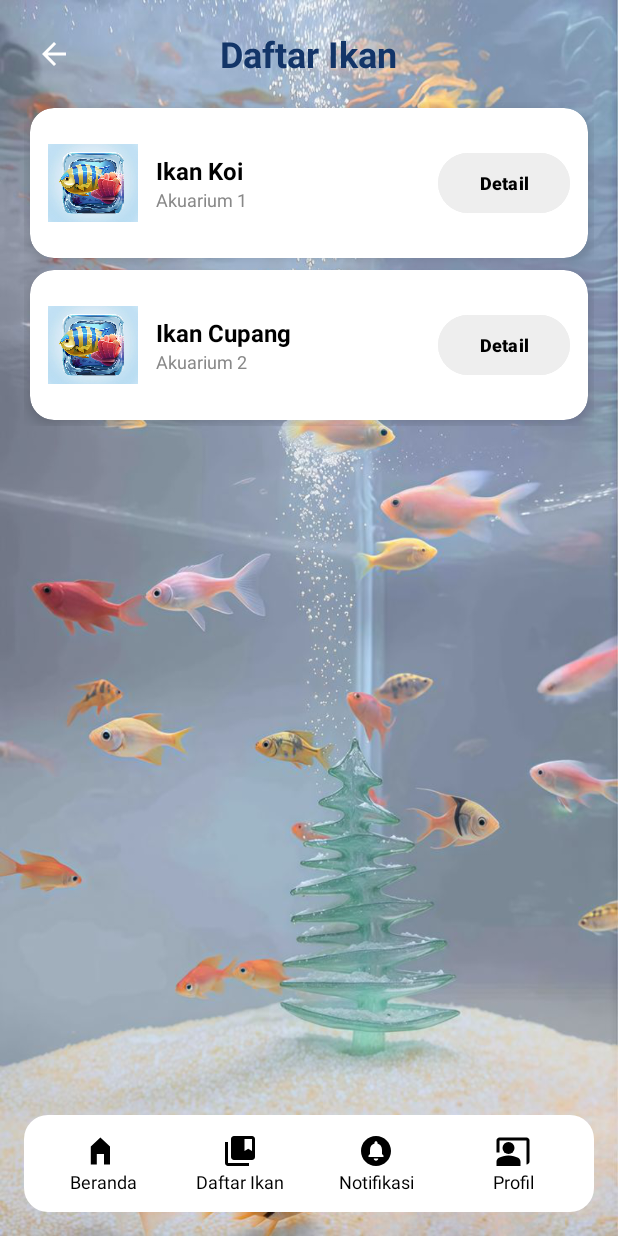
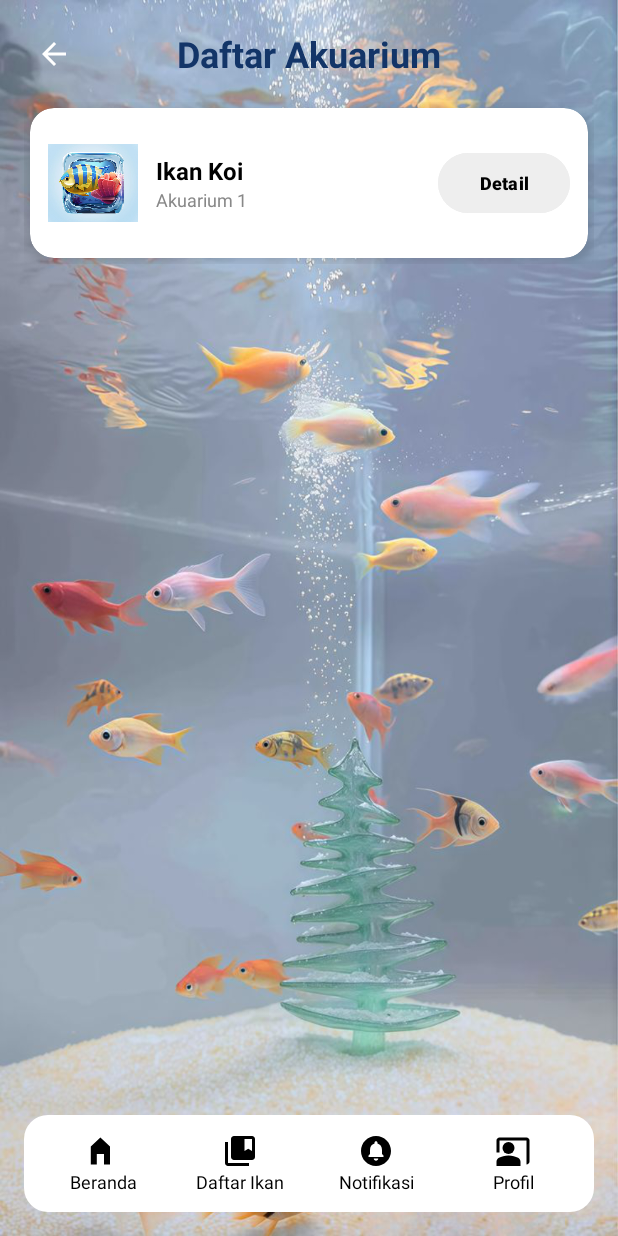
Before and after one commit to SimaSabrina30/SmartAkuarium, an Android app: the daftarikan screen opened directly, with no data from a screen before it, on a phone screen of 412 x 824 dp. Run offline under Robolectric (Android 15) with nearby library versions, the phone set to English and light mode, and no system bars.

Commit message:
modifikasi halamandaftar ikan

```diff
--- a/app/build.gradle
+++ b/app/build.gradle
@@ -48,6 +48,10 @@ dependencies {
     implementation 'com.google.firebase:firebase-auth'
     implementation 'com.google.firebase:firebase-firestore'
 
+    // Firebase Realtime Database
+    // Ini adalah baris yang ditambahkan untuk mendukung Realtime Database
+    implementation 'com.google.firebase:firebase-database'
+
     // Glide untuk load foto (termasuk dari galeri)
     implementation 'com.github.bumptech.glide:glide:4.16.0'
     annotationProcessor 'com.github.bumptech.glide:compiler:4.16.0'
--- a/app/src/main/java/com/sima/smartakuarium/daftarikan.java
+++ b/app/src/main/java/com/sima/smartakuarium/daftarikan.java
@@ -20,10 +20,8 @@ public class daftarikan extends AppCompatActivity {
 
         // Tombol Detail Ikan
         Button btnDetail1 = findViewById(R.id.btnDetail1);
-        Button btnDetail2 = findViewById(R.id.btnDetail2);
 
         btnDetail1.setOnClickListener(v -> openDetail());
-        btnDetail2.setOnClickListener(v -> openDetail());
 
         // Manual Bottom Navigation
         LinearLayout navHome = findViewById(R.id.nav_home);
--- a/app/src/main/res/layout/activity_daftarikan.xml
+++ b/app/src/main/res/layout/activity_daftarikan.xml
@@ -31,7 +31,7 @@
             android:layout_width="wrap_content"
             android:layout_height="wrap_content"
             android:layout_centerInParent="true"
-            android:text="Daftar Ikan"
+            android:text="Daftar Akuarium"
             android:textColor="#133568"
             android:textSize="24sp"
             android:textStyle="bold" />
@@ -102,74 +102,6 @@
 
                     <Button
                         android:id="@+id/btnDetail1"
-                        android:layout_width="wrap_content"
-                        android:layout_height="wrap_content"
-                        android:text="Detail"
-                        android:textSize="12sp"
-                        android:textStyle="bold"
-                        android:backgroundTint="#EEEEEE"
-                        android:textColor="#000000"
-                        android:elevation="2dp"
-                        android:layout_alignParentEnd="true"
-                        android:layout_centerVertical="true"
-                        android:paddingLeft="16dp"
-                        android:paddingRight="16dp" />
-                </RelativeLayout>
-            </androidx.cardview.widget.CardView>
-
-            <!-- Card Ikan 2 -->
-            <androidx.cardview.widget.CardView
-                android:layout_width="match_parent"
-                android:layout_height="100dp"
-                android:layout_margin="4dp"
-                app:cardCornerRadius="16dp"
-                app:cardElevation="6dp"
-                android:backgroundTint="#FFFFFF">
-
-                <RelativeLayout
-                    android:layout_width="match_parent"
-                    android:layout_height="match_parent"
-                    android:padding="12dp">
-
-                    <ImageView
-                        android:id="@+id/imgIkan2"
-                        android:layout_width="60dp"
-                        android:layout_height="60dp"
-                        android:layout_centerVertical="true"
-                        android:scaleType="centerCrop"
-                        android:src="@drawable/ikon_aqua"
-                        android:background="@drawable/rounded_image_bg"
-                        android:padding="4dp" />
-
-                    <LinearLayout
-                        android:id="@+id/textContainer2"
-                        android:layout_width="wrap_content"
-                        android:layout_height="wrap_content"
-                        android:orientation="vertical"
-                        android:layout_toEndOf="@id/imgIkan2"
-                        android:layout_marginStart="12dp"
-                        android:layout_centerVertical="true">
-
-                        <TextView
-                            android:id="@+id/tvNamaIkan2"
-                            android:layout_width="wrap_content"
-                            android:layout_height="wrap_content"
-                            android:text="Ikan Cupang"
-                            android:textColor="#000000"
-                            android:textSize="16sp"
-                            android:textStyle="bold" />
-
-                        <TextView
-                            android:id="@+id/tvLokasi2"
-                            android:layout_width="wrap_content"
-                            android:layout_height="wrap_content"
-                            android:text="Akuarium 2"
-                            android:textColor="#888888"
-                            android:textSize="12sp" />
-                    </LinearLayout>
-
-                    <Button
-                        android:id="@+id/btnDetail2"
                         android:layout_width="wrap_content"
                         android:layout_height="wrap_content"
                         android:text="Detail"
```
Also changed, not shown: app/src/main/java/com/sima/smartakuarium/detailakuarium.java (+56 -1 lines), app/src/main/res/layout/activity_detailakuarium.xml (+26 -23 lines).
